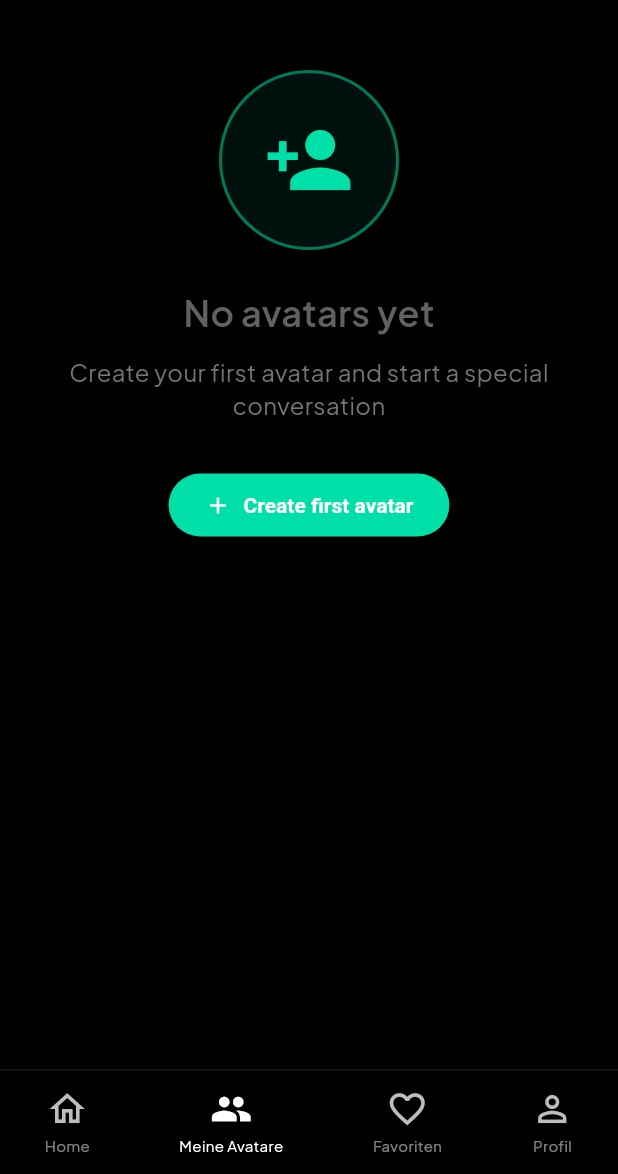
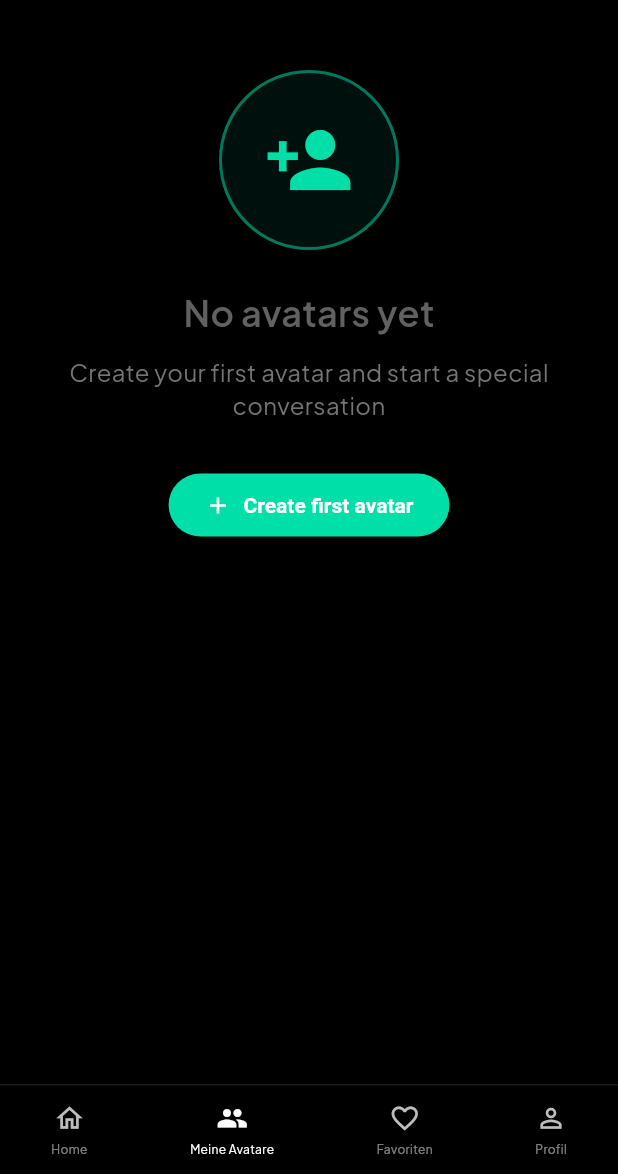
Before and after one commit to romeo1971/sunriza26_app, a Flutter app: the screen it shows once a user with an empty profile is signed in, item 2 of the bottom bar chosen, on a phone screen of 412 x 824 dp, the part 62-1236 px from its top. Run offline on Flutter 3.47's test engine with Material 3 defaults, Android fonts, the phone set to English and light mode, and no system bars; our stand-ins replace audioplayers, chewie, cloud_firestore, cloud_functions, extended_image, file_picker and 14 more; missing offline and left inert: crop_your_image, googleapis, livekit_client, pdf_render, record, video_thumbnail; accounts and stored records are empty.

Commit message:
bugs fixed

```diff
--- a/lib/screens/avatar_list_screen.dart
+++ b/lib/screens/avatar_list_screen.dart
@@ -27,9 +27,6 @@ class _AvatarListScreenState extends State<AvatarListScreen>
   String _searchTerm = '';
   int _currentPage = 0;
   static const int _avatarsPerPage = 4;
-
-  @override
-  bool get wantKeepAlive => true;
 
   @override
   bool get wantKeepAlive => true;
--- a/lib/screens/avatar_review_facts_screen.dart
+++ b/lib/screens/avatar_review_facts_screen.dart
@@ -2,6 +2,7 @@ import 'package:flutter/material.dart';
 import 'package:sunriza26/services/fact_review_service.dart';
 import 'package:provider/provider.dart';
 import 'package:sunriza26/services/localization_service.dart';
+import '../widgets/avatar_nav_bar.dart';
 import '../widgets/avatar_bottom_nav_bar.dart';
 import '../services/avatar_service.dart';
 
@@ -183,12 +184,9 @@ class _AvatarReviewFactsScreenState extends State<AvatarReviewFactsScreen> {
         backgroundColor: Colors.black,
         foregroundColor: Colors.white,
         leading: IconButton(
-          icon: const Icon(Icons.arrow_back, color: Colors.white),
+          icon: const Icon(Icons.arrow_back),
           onPressed: () => _handleBackNavigation(context),
         ),
-        actions: [
-          // Wenn zukünftig Actions hinzukommen, bitte Icon-Größe 21.4 setzen
-        ],
       ),
       body: Column(
         children: [
--- a/lib/screens/home_navigation_screen.dart
+++ b/lib/screens/home_navigation_screen.dart
@@ -151,7 +151,7 @@ class HomeNavigationScreenState extends State<HomeNavigationScreen> {
         ],
       ),
       bottomNavigationBar: Container(
-        height: 70,
+        height: 60,
         decoration: BoxDecoration(
           color: Colors.black,
           border: Border(
@@ -226,13 +226,13 @@ class HomeNavigationScreenState extends State<HomeNavigationScreen> {
                     Color(0xFF00E5FF), // Cyan
                   ],
                 ).createShader(bounds),
-                child: Icon(iconFilled, color: Colors.white, size: 28),
+                child: Icon(iconFilled, color: Colors.white, size: 21),
               )
             else
               Icon(
                 isSelected ? iconFilled : iconOutlined,
                 color: isSelected ? Colors.white : Colors.grey.shade400,
-                size: 28,
+                size: 21,
               ),
             const SizedBox(height: 4),
             Text(
@@ -241,7 +241,7 @@ class HomeNavigationScreenState extends State<HomeNavigationScreen> {
                 color: (isSelected || isChatActive)
                     ? Colors.white
                     : Colors.white.withOpacity(0.5),
-                fontSize: 10,
+                fontSize: 8,
               ),
             ),
           ],
--- a/lib/screens/shared_moments_screen.dart
+++ b/lib/screens/shared_moments_screen.dart
@@ -5,6 +5,7 @@ import '../services/media_service.dart';
 import '../models/media_models.dart';
 import '../services/localization_service.dart';
 import 'package:provider/provider.dart';
+import '../widgets/avatar_nav_bar.dart';
 import '../widgets/avatar_bottom_nav_bar.dart';
 import '../services/avatar_service.dart';
 
@@ -105,12 +106,9 @@ class _SharedMomentsScreenState extends State<SharedMomentsScreen> {
           context.read<LocalizationService>().t('sharedMoments.title'),
         ),
         leading: IconButton(
-          icon: const Icon(Icons.arrow_back, color: Colors.white),
+          icon: const Icon(Icons.arrow_back),
           onPressed: () => _handleBackNavigation(context),
         ),
-        actions: [
-          // Keine speziellen Actions hier – falls später ergänzt, bitte Größe 21.4 wählen
-        ],
       ),
       body: Column(
         children: [
```
Also changed, not shown: lib/screens/favorites_screen.dart (+19 -9 lines), lib/widgets/avatar_bottom_nav_bar.dart (+4 -26 lines), lib/widgets/custom_price_field.dart (+28 -0 lines).
